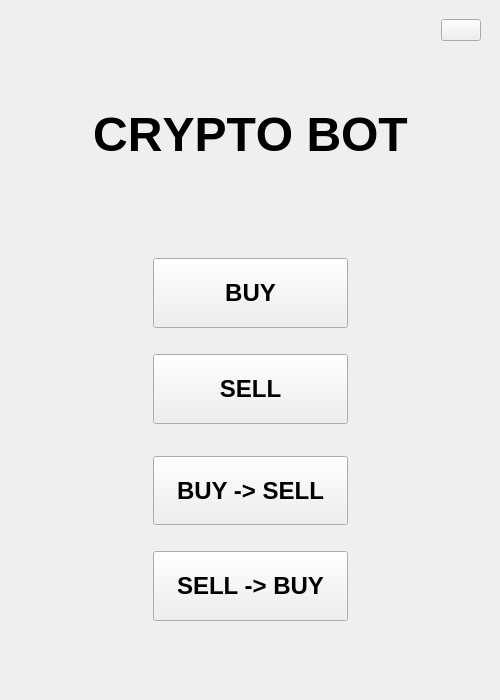
Above: src/dashboardwindow.ui from ahakan/cryptobot before the change. Below: the same form after it.
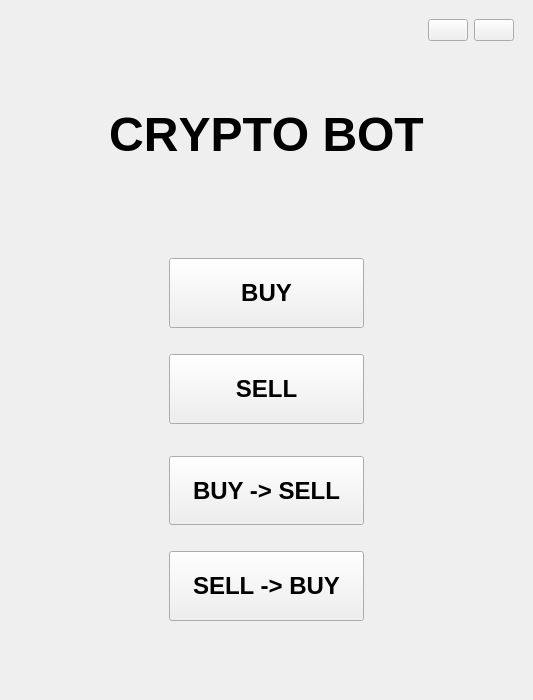
That is the form after the change.

Diff of the .ui file:
```diff
--- a/src/dashboardwindow.ui
+++ b/src/dashboardwindow.ui
@@ -6,7 +6,7 @@
    <rect>
     <x>0</x>
     <y>0</y>
-    <width>500</width>
+    <width>533</width>
     <height>700</height>
    </rect>
   </property>
@@ -44,6 +44,13 @@
           </property>
          </spacer>
         </item>
+        <item>
+         <widget class="QPushButton" name="REFRESH">
+          <property name="text">
+           <string/>
+          </property>
+         </widget>
+        </item>
         <item>
          <widget class="QPushButton" name="QUIT">
           <property name="text">
@@ -103,8 +110,7 @@
             </property>
             <property name="styleSheet">
              <string notr="true">letter-spacing: 0.3em
-rgb(218, 223, 225);
-text-align: center; </string>
+rgb(218, 223, 225);</string>
             </property>
             <property name="text">
              <string>CRYPTO BOT</string>
```
